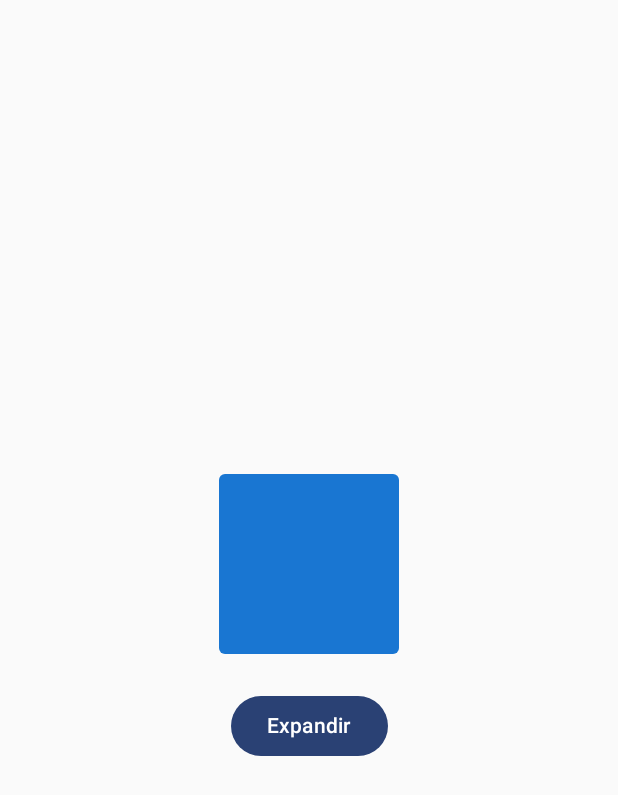
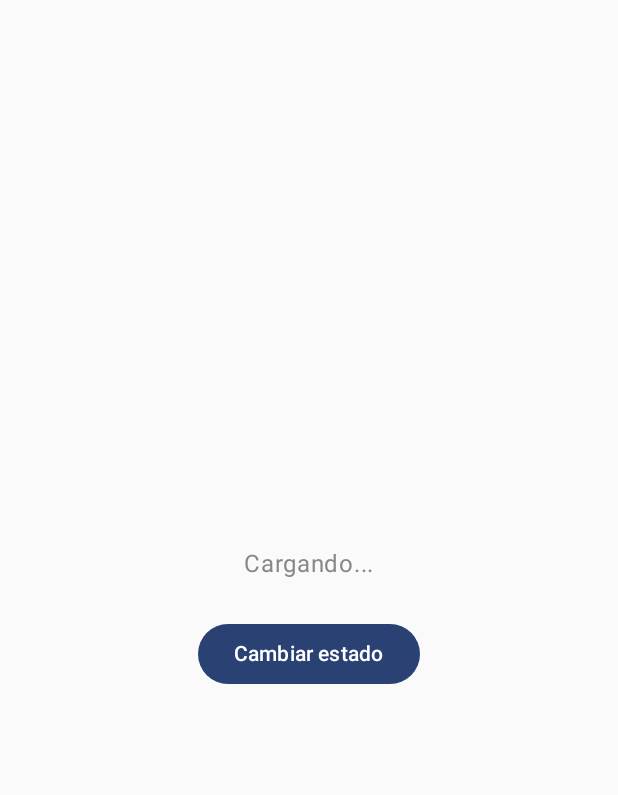
Before and after one commit to Starqx-ym/Lab13, an Android app built with Jetpack Compose: the screen it shows after launch (MainActivity), on a phone screen of 412 x 824 dp. Shown: the top 795 px of the screen. Run offline under Robolectric (Android 15) with nearby library versions, the phone set to English and light mode, and no system bars.

Commit message:
"feat: ejercicio4 animación de contenido con AnimatedContent"

```diff
--- a/app/src/main/java/com/example/lab13/MainActivity.kt
+++ b/app/src/main/java/com/example/lab13/MainActivity.kt
@@ -19,14 +19,73 @@ import androidx.compose.ui.graphics.Color
 import androidx.compose.ui.unit.dp
 import com.example.lab13.ui.theme.Lab13Theme
 
+import androidx.compose.animation.AnimatedContent
+import androidx.compose.animation.ExperimentalAnimationApi
+import androidx.compose.animation.fadeIn
+import androidx.compose.animation.fadeOut
+import androidx.compose.animation.togetherWith
+
+// 👇 ESTE ES EL ÚNICO ScreenState válido
+enum class ScreenState { LOADING, CONTENT, ERROR }
+
 @OptIn(ExperimentalAnimationApi::class)
 class MainActivity : ComponentActivity() {
     override fun onCreate(savedInstanceState: Bundle?) {
         super.onCreate(savedInstanceState)
         setContent {
             Lab13Theme {
-                SizeAndShapeAnimationExample()
+                AnimatedContentStatesExample()
             }
+        }
+    }
+}
+
+@OptIn(ExperimentalAnimationApi::class)
+@Composable
+fun AnimatedContentStatesExample() {
+
+    var currentState by remember { mutableStateOf(ScreenState.LOADING) }
+
+    Column(
+        modifier = Modifier
+            .fillMaxSize()
+            .padding(24.dp),
+        verticalArrangement = Arrangement.Center,
+        horizontalAlignment = Alignment.CenterHorizontally
+    ) {
+
+        AnimatedContent(
+            targetState = currentState,
+            transitionSpec = {
+                fadeIn(animationSpec = tween(600)) togetherWith
+                        fadeOut(animationSpec = tween(600))
+            },
+            label = "contentAnimation"
+        ) { state ->
+
+            when (state) {
+                ScreenState.LOADING -> {
+                    Text("Cargando...", color = Color.Gray)
+                }
+                ScreenState.CONTENT -> {
+                    Text("Contenido cargado ", color = Color(0xFF1B5E20))
+                }
+                ScreenState.ERROR -> {
+                    Text("Error al cargar ", color = Color(0xFFB71C1C))
+                }
+            }
+        }
+
+        Spacer(modifier = Modifier.height(24.dp))
+
+        Button(onClick = {
+            currentState = when (currentState) {
+                ScreenState.LOADING -> ScreenState.CONTENT
+                ScreenState.CONTENT -> ScreenState.ERROR
+                ScreenState.ERROR -> ScreenState.LOADING
+            }
+        }) {
+            Text("Cambiar estado")
         }
     }
 }
@@ -69,6 +128,8 @@ fun AnimatedVisibilityExampleScreen() {
         }
     }
 }
+
+
 @Composable
 fun ColorAnimationExample() {
     var isOn by remember { mutableStateOf(false) }
--- a/gradle/libs.versions.toml
+++ b/gradle/libs.versions.toml
@@ -8,6 +8,7 @@ espressoCore = "3.7.0"
 lifecycleRuntimeKtx = "2.9.4"
 activityCompose = "1.11.0"
 composeBom = "2024.09.00"
+appcrawlerPlatform = "0.0.1-alpha03"
 
 [libraries]
 androidx-core-ktx = { group = "androidx.core", name = "core-ktx", version.ref = "coreKtx" }
@@ -24,6 +25,7 @@ androidx-compose-ui-tooling-preview = { group = "androidx.compose.ui", name = "u
 androidx-compose-ui-test-manifest = { group = "androidx.compose.ui", name = "ui-test-manifest" }
 androidx-compose-ui-test-junit4 = { group = "androidx.compose.ui", name = "ui-test-junit4" }
 androidx-compose-material3 = { group = "androidx.compose.material3", name = "material3" }
+appcrawler-platform = { group = "com.google.android.appcrawler", name = "appcrawler-platform", version.ref = "appcrawlerPlatform" }
 
 [plugins]
 android-application = { id = "com.android.application", version.ref = "agp" }
```
Also changed, not shown: app/build.gradle.kts (+8 -3 lines).
